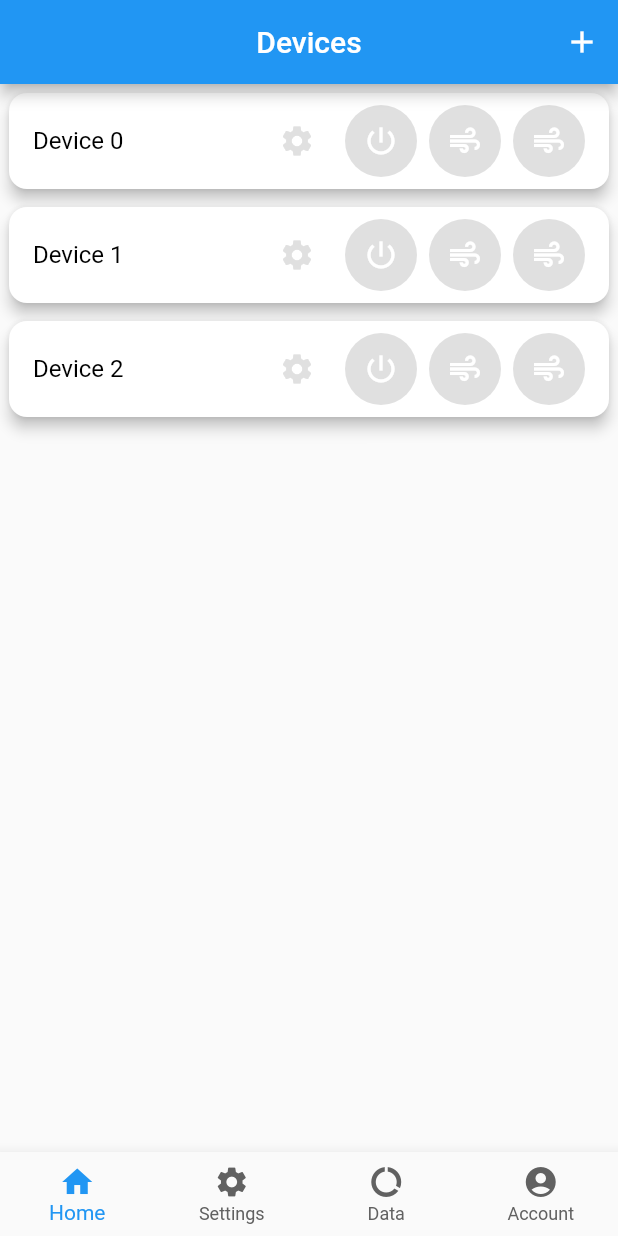
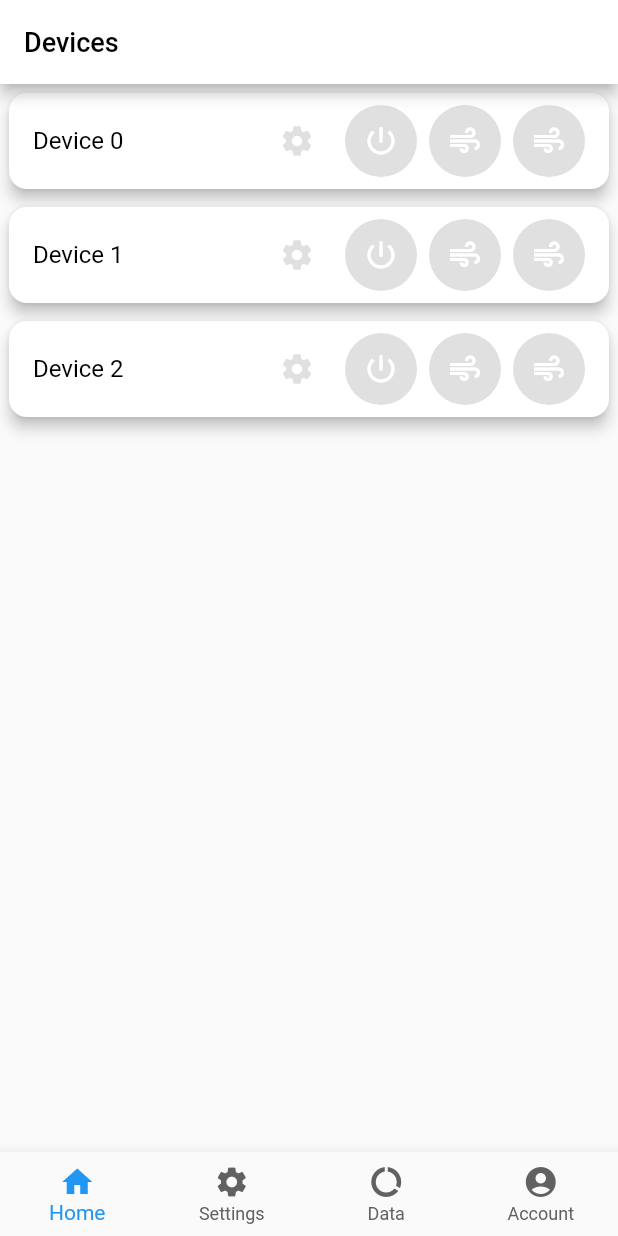
Before and after one commit to TylerHight/Que-App, a Flutter app: the screen it shows after launch, on a phone screen of 412 x 824 dp. Run offline on Flutter 3.47's test engine with Material 2 defaults, Android fonts, the phone set to English and light mode, and no system bars; our stand-ins replace syncfusion_flutter_charts.

Commit message:
tidied appbars

```diff
--- a/lib/screens/home_screen/home_screen.dart
+++ b/lib/screens/home_screen/home_screen.dart
@@ -46,10 +46,12 @@ class HomeScreen extends StatelessWidget {
       appBar: AppBar(
         title: Text(
           'Devices',
-          style: TextStyle(color: Colors.white),
+          style: TextStyle(
+              color: Colors.black,
+              fontSize: 18.0,),
         ),
-        centerTitle: true,
-        backgroundColor: Colors.blue,
+        centerTitle: false,
+        backgroundColor: Colors.white,
         iconTheme: IconThemeData(color: Colors.black),
         elevation: 4.0,
         actions: <Widget>[
```
Also changed, not shown: lib/screens/data_screen/data_screen.dart (+10 -3 lines).
